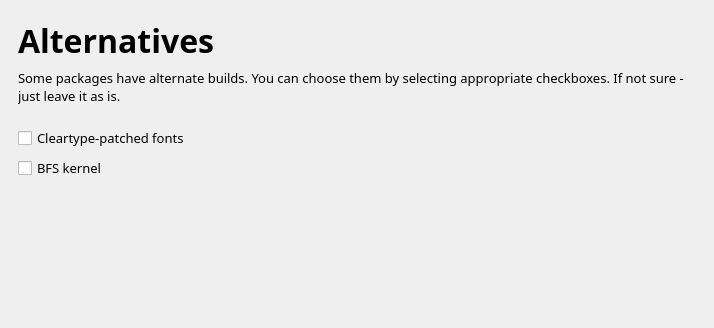
This is guiinstaller/guisetup/mainwindow.ui in aix27249/mpkg as Qt 5 draws it before an edit; both pictures show x 0 to 714 and y 0 to 328 of the 714 by 580 pixel window. The edited form follows.
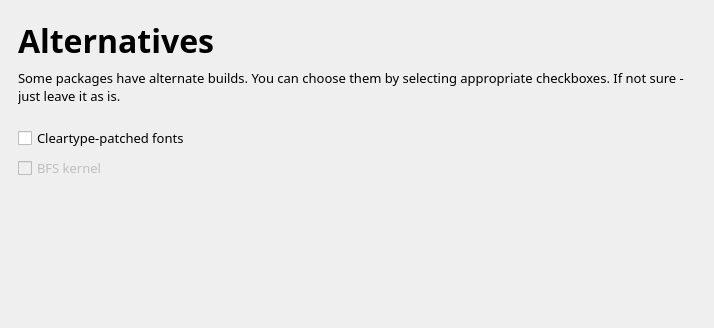
This is the edited form. The open tabs and pages were chosen to show the change. Icons and pictures are not drawn.

Patch:
```diff
--- a/guiinstaller/guisetup/mainwindow.ui
+++ b/guiinstaller/guisetup/mainwindow.ui
@@ -1247,6 +1247,9 @@
         </item>
         <item>
          <widget class="QCheckBox" name="altBFSCheckBox">
+          <property name="enabled">
+           <bool>false</bool>
+          </property>
           <property name="text">
            <string>BFS kernel</string>
           </property>
```
Left out of the diff: 4 changed lines with no effect on the pictures.
